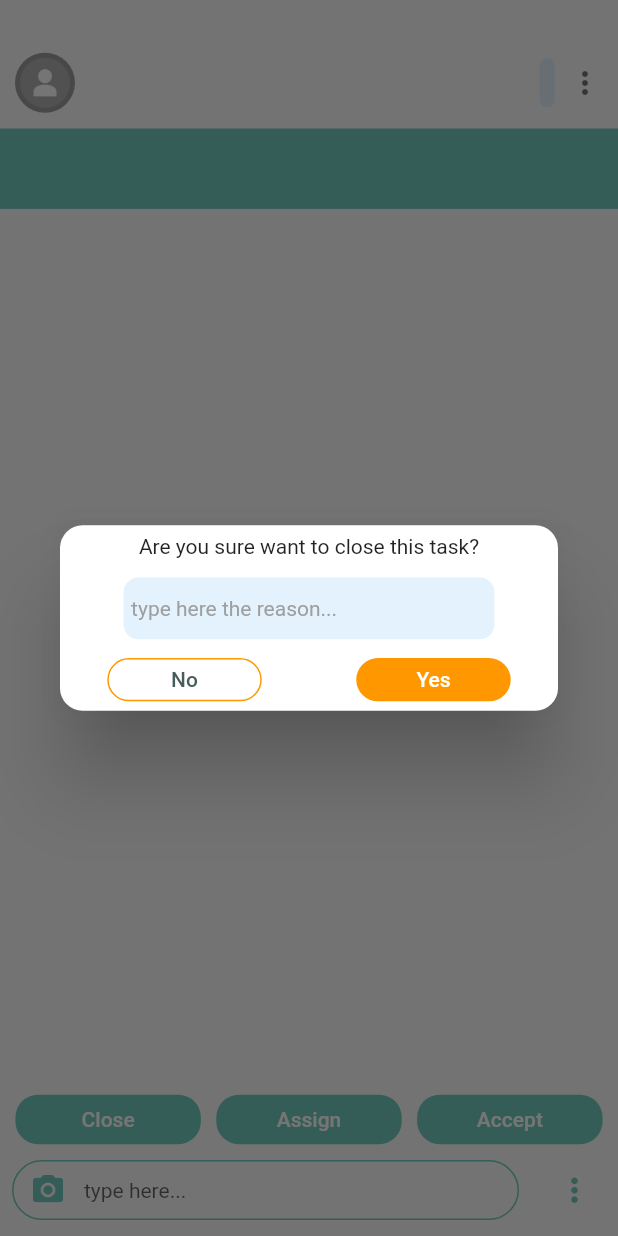
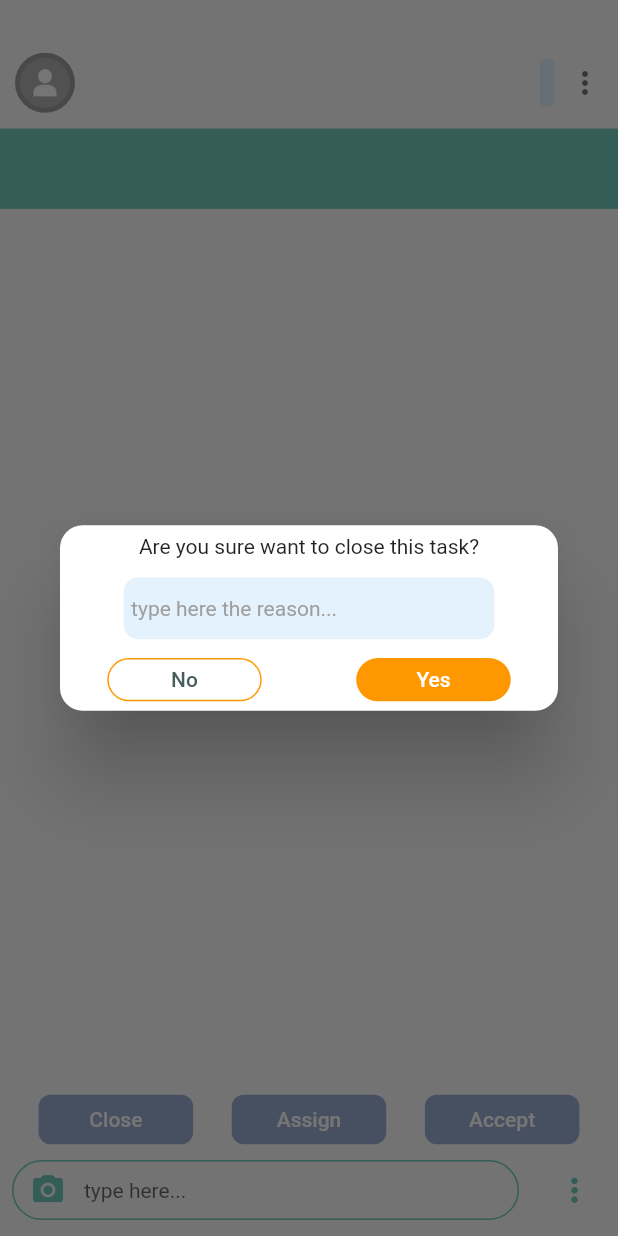
Before and after one commit to hilman117/inboxapp, a Flutter app: the Chatroom screen opened directly with empty values, after a tap on "Close", on a phone screen of 412 x 824 dp. Run offline on Flutter 3.47's test engine with Material 2 defaults, Android fonts, the phone set to English and light mode, and no system bars; our stand-ins replace animated_list_plus, awesome_notifications, cloud_firestore, connectivity_plus, dotted_border, firebase_auth and 16 more; missing offline and left inert: flutter_animated_dialog; accounts and stored records are empty; network calls fail; statements that could not run were skipped; project files that could hold a hidden picture were left out.

Commit message:
Update UI

```diff
--- a/lib/Screens/chatroom/widget/button.dart
+++ b/lib/Screens/chatroom/widget/button.dart
@@ -5,13 +5,13 @@ import '../../../service/theme.dart';
 
 Widget button(String buttonName, VoidCallback callback) => SizedBox(
       height: Get.height * 0.04,
-      width: Get.width * 0.3,
+      width: Get.width * 0.25,
       child: ElevatedButton(
         style: ElevatedButton.styleFrom(
           elevation: 0,
-          backgroundColor: mainColor,
+          backgroundColor: secondary.withOpacity(0.5),
           shape: RoundedRectangleBorder(
-            borderRadius: BorderRadius.circular(15), // <-- Radius
+            borderRadius: BorderRadius.circular(8), // <-- Radius
           ),
         ),
         onPressed: callback,
--- a/lib/Screens/chatroom/widget/custom_appbar_chatroom.dart
+++ b/lib/Screens/chatroom/widget/custom_appbar_chatroom.dart
@@ -90,14 +90,14 @@ Widget chatroomAppbar(
                     children: [
                       Text(
                         title,
-                        style: TextStyle(color: secondary, fontSize: 16),
+                        style: TextStyle(color: Colors.white, fontSize: 16),
                       ),
                       SizedBox(
                         height: Get.height * 0.005,
                       ),
                       Text(
                         lokasi,
-                        style: TextStyle(color: secondary, fontSize: 16),
+                        style: TextStyle(color: Colors.white, fontSize: 16),
                       ),
                     ],
                   ),
@@ -106,11 +106,14 @@ Widget chatroomAppbar(
                     crossAxisAlignment: CrossAxisAlignment.end,
                     mainAxisAlignment: MainAxisAlignment.start,
                     children: [
-                      Text(
-                        receiver,
-                        style: TextStyle(color: secondary, fontSize: 16),
-                        textAlign: TextAlign.end,
-                      ),
+                      receiver != ''
+                          ? Text(
+                              'by $receiver',
+                              style:
+                                  TextStyle(color: Colors.white, fontSize: 16),
+                              textAlign: TextAlign.end,
+                            )
+                          : SizedBox(),
                     ],
                   ),
                 ],
--- a/lib/Screens/create/create_request_controller.dart
+++ b/lib/Screens/create/create_request_controller.dart
@@ -8,6 +8,7 @@ import 'package:get/get.dart';
 import 'package:image_picker/image_picker.dart';
 import 'package:intl/intl.dart';
 import 'package:post/Screens/dasboard/widget/card.dart';
+import 'package:post/main.dart';
 import 'package:uuid/uuid.dart';
 
 import '../../service/notif.dart';
@@ -238,8 +239,7 @@ class CreateRequestController with ChangeNotifier {
           .doc(_idTask)
           .set({
         "positionSender": cUser.data.position,
-        "profileImageSender":
-            cUser.data.profileImage != '' ? cUser.data.profileImage : '',
+        "profileImageSender": box!.get('fotoProfile'),
         "location": location,
         "title": _selectedTitle,
         "sendTo": _selectedDept,
```
Also changed, not shown: lib/Screens/chatroom/widget/right_bubble/my_message.dart (+5 -2 lines), lib/Screens/homescreen/widget/custom_appbar.dart (+8 -5 lines), lib/Screens/settings/setting_provider.dart (+36 -0 lines), lib/Screens/settings/settings.dart (+31 -9 lines), lib/Screens/settings/widget/dialog_change_photo.dart (added, +85 -0 lines).
